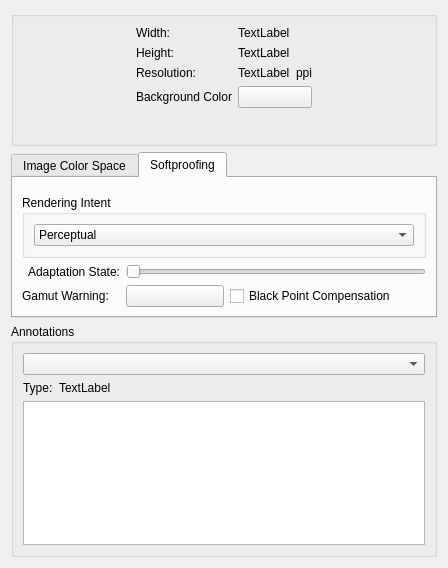
The window that libs/ui/forms/wdgimageproperties.ui (KDE/krita) describes before a commit, drawn with Qt 5.
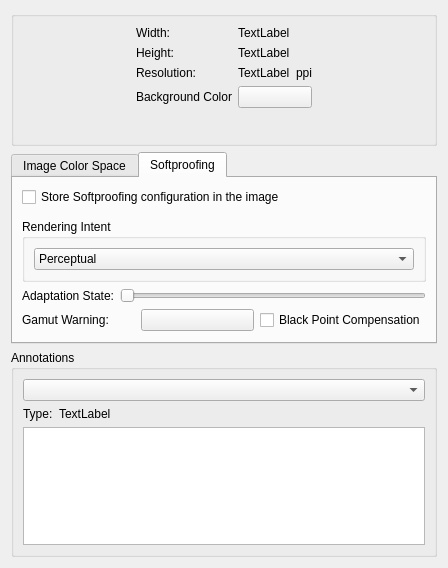
The same window after the commit. The open tabs and pages were chosen to show the change. Custom widgets are drawn as their Qt base class.

Commit message:
Make it possible to not store the proofing config in the image
If any proofing settings is set on the image, it will be saved
with the image.

```diff
--- a/libs/ui/forms/wdgimageproperties.ui
+++ b/libs/ui/forms/wdgimageproperties.ui
@@ -233,51 +233,18 @@
       <attribute name="title">
        <string>Softproofing</string>
       </attribute>
-      <layout class="QGridLayout" name="gridLayout">
-       <item row="3" column="0">
-        <widget class="QLabel" name="lblGamutWarning">
+      <layout class="QVBoxLayout" name="verticalLayout_5">
+       <item>
+        <widget class="QCheckBox" name="chkSaveProofing">
          <property name="text">
-          <string>Gamut Warning:</string>
+          <string>Store Softproofing configuration in the image</string>
          </property>
         </widget>
        </item>
-       <item row="2" column="0">
-        <widget class="QLabel" name="lblAdaptationState">
-         <property name="layoutDirection">
-          <enum>Qt::LeftToRight</enum>
-         </property>
-         <property name="text">
-          <string>Adaptation State:</string>
-         </property>
-         <property name="alignment">
-          <set>Qt::AlignRight|Qt::AlignTrailing|Qt::AlignVCenter</set>
-         </property>
-        </widget>
-       </item>
-       <item row="2" column="1" colspan="3">
-        <widget class="QSlider" name="sldAdaptationState">
-         <property name="toolTip">
-          <string>&lt;html&gt;&lt;head/&gt;&lt;body&gt;&lt;p&gt;Set how much you wish to correct the adaptation state. This will affect how &lt;span style=&quot; font-style:italic;&quot;&gt;Absolute Colorimetric&lt;/span&gt; changes the whites of your image. In Layman's terms: how much do you wish to have the color management correct the paper-color to screen white while using &lt;span style=&quot; font-style:italic;&quot;&gt;Absolute Colorimetric&lt;/span&gt;?&lt;/p&gt;&lt;/body&gt;&lt;/html&gt;</string>
-         </property>
-         <property name="orientation">
-          <enum>Qt::Horizontal</enum>
-         </property>
-        </widget>
-       </item>
-       <item row="3" column="2" colspan="2">
-        <widget class="QCheckBox" name="ckbBlackPointComp">
-         <property name="toolTip">
-          <string>&lt;html&gt;&lt;head/&gt;&lt;body&gt;&lt;p&gt;Black Point compensation matches the darkest color of the source device to the darkest color of the destination device. Relative Colorimetric without Black Point Compensation will show the difference between the darkest values. With blackpoint compensation, black is black.&lt;/p&gt;&lt;/body&gt;&lt;/html&gt;</string>
-         </property>
-         <property name="text">
-          <string>Black Point Compensation</string>
-         </property>
-        </widget>
-       </item>
-       <item row="0" column="0" colspan="4">
+       <item>
         <widget class="KisColorSpaceSelector" name="proofSpaceSelector" native="true"/>
        </item>
-       <item row="1" column="0" colspan="4">
+       <item>
         <widget class="QGroupBox" name="groupBox">
          <property name="title">
           <string>Rendering Intent</string>
@@ -313,12 +280,73 @@
          </layout>
         </widget>
        </item>
-       <item row="3" column="1">
-        <widget class="KisColorButton" name="gamutAlarm">
-         <property name="text">
-          <string/>
+       <item>
+        <layout class="QHBoxLayout" name="horizontalLayout_4">
+         <item>
+          <widget class="QLabel" name="lblAdaptationState">
+           <property name="layoutDirection">
+            <enum>Qt::LeftToRight</enum>
+           </property>
+           <property name="text">
+            <string>Adaptation State:</string>
+           </property>
+           <property name="alignment">
+            <set>Qt::AlignRight|Qt::AlignTrailing|Qt::AlignVCenter</set>
+           </property>
+          </widget>
+         </item>
+         <item>
+          <widget class="QSlider" name="sldAdaptationState">
+           <property name="toolTip">
+            <string>&lt;html&gt;&lt;head/&gt;&lt;body&gt;&lt;p&gt;Set how much you wish to correct the adaptation state. This will affect how &lt;span style=&quot; font-style:italic;&quot;&gt;Absolute Colorimetric&lt;/span&gt; changes the whites of your image. In Layman's terms: how much do you wish to have the color management correct the paper-color to screen white while using &lt;span style=&quot; font-style:italic;&quot;&gt;Absolute Colorimetric&lt;/span&gt;?&lt;/p&gt;&lt;/body&gt;&lt;/html&gt;</string>
+           </property>
+           <property name="orientation">
+            <enum>Qt::Horizontal</enum>
+           </property>
+          </widget>
+         </item>
+        </layout>
+       </item>
+       <item>
+        <layout class="QHBoxLayout" name="horizontalLayout_3">
+         <item>
+          <widget class="QLabel" name="lblGamutWarning">
+           <property name="text">
+            <string>Gamut Warning:</string>
+           </property>
+          </widget>
+         </item>
+         <item>
+          <widget class="KisColorButton" name="gamutAlarm">
+           <property name="text">
+            <string/>
+           </property>
+          </widget>
+         </item>
+         <item>
+          <widget class="QCheckBox" name="ckbBlackPointComp">
+           <property name="toolTip">
+            <string>&lt;html&gt;&lt;head/&gt;&lt;body&gt;&lt;p&gt;Black Point compensation matches the darkest color of the source device to the darkest color of the destination device. Relative Colorimetric without Black Point Compensation will show the difference between the darkest values. With blackpoint compensation, black is black.&lt;/p&gt;&lt;/body&gt;&lt;/html&gt;</string>
+           </property>
+           <property name="text">
+            <string>Black Point Compensation</string>
+           </property>
+          </widget>
+         </item>
+        </layout>
+       </item>
+       <item>
+        <spacer name="verticalSpacer">
+         <property name="orientation">
+          <enum>Qt::Vertical</enum>
          </property>
-        </widget>
+         <property name="sizeHint" stdset="0">
+          <size>
+           <width>20</width>
+           <height>40</height>
+          </size>
+         </property>
+        </spacer>
        </item>
       </layout>
      </widget>
```
The commit also changes 6 other files.
